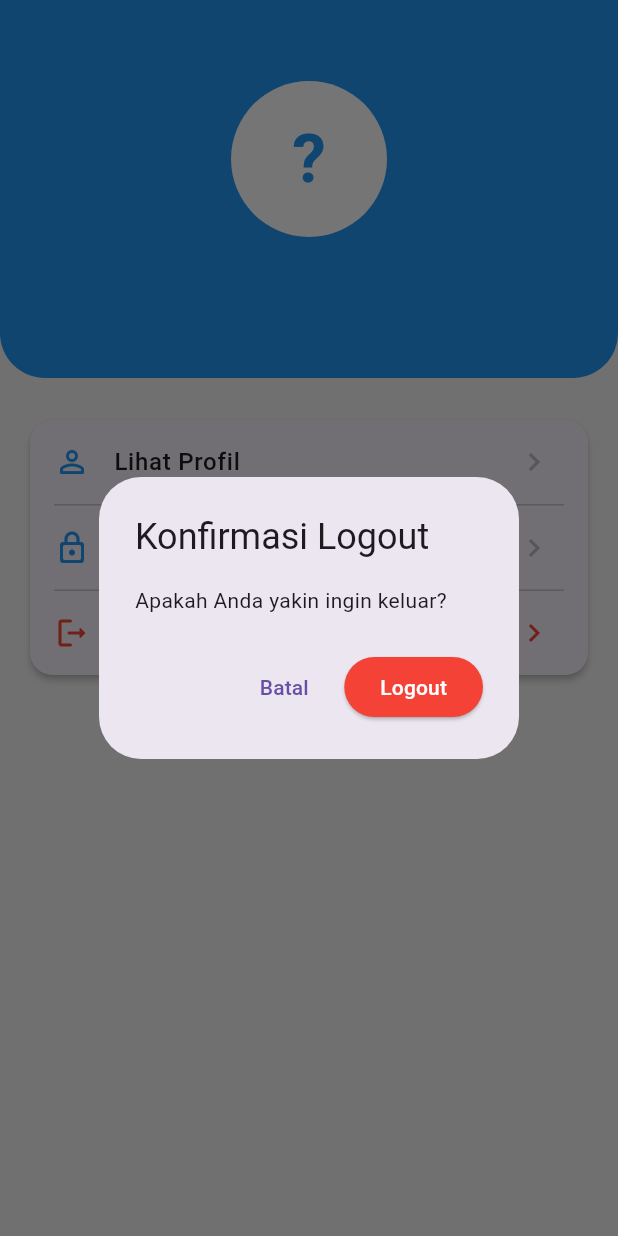
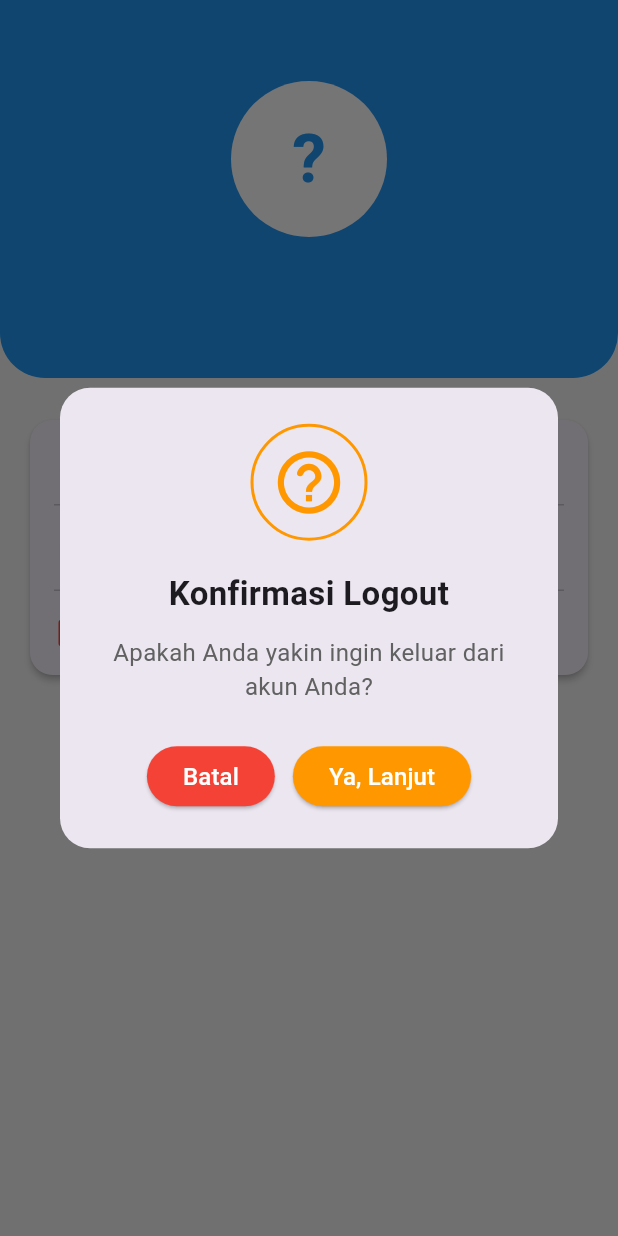
Before and after one commit to Rahidoct/Jejak-Hadir, a Flutter app: the ProfileScreen screen opened directly with empty values, after a tap on "Logout", on a phone screen of 412 x 824 dp. Run offline on Flutter 3.47's test engine with Material 3 defaults, Android fonts, the light colour scheme and no system bars; our stand-ins replace geolocator, permission_handler, shared_preferences, table_calendar; accounts and stored records are empty.

Commit message:
add notification

```diff
--- /dev/null
+++ b/lib/helpers/notification_helper.dart
@@ -0,0 +1,119 @@
+import 'package:flutter/material.dart';
+
+// Enum untuk tipe notifikasi agar lebih mudah dibaca
+enum NotificationType { success, error, confirm, info }
+
+class NotificationHelper {
+  // Fungsi utama untuk menampilkan dialog kustom
+  static void show(
+    BuildContext context, {
+    required String title,
+    required String message,
+    required NotificationType type,
+    VoidCallback? onConfirm, // Callback untuk tombol konfirmasi
+  }) {
+    // Menentukan ikon dan warna berdasarkan tipe notifikasi
+    IconData icon;
+    Color color;
+    switch (type) {
+      case NotificationType.success:
+        icon = Icons.check_circle_outline_rounded;
+        color = Colors.green;
+        break;
+      case NotificationType.error:
+        icon = Icons.highlight_off_rounded;
+        color = Colors.red;
+        break;
+      case NotificationType.confirm:
+        icon = Icons.help_outline_rounded;
+        color = Colors.orange;
+        break;
+      case NotificationType.info:
+        icon = Icons.info_outline_rounded;
+        color = Colors.blue;
+        break;
+    }
+
+    showDialog(
+      context: context,
+      barrierDismissible: type != NotificationType.confirm, // Dialog konfirmasi tidak bisa ditutup dengan tap di luar
+      builder: (BuildContext context) {
+        return Dialog(
+          shape: RoundedRectangleBorder(borderRadius: BorderRadius.circular(20.0)),
+          child: Padding(
+            padding: const EdgeInsets.all(24.0),
+            child: Column(
+              mainAxisSize: MainAxisSize.min,
+              children: [
+                // Ikon Besar
+                Container(
+                  padding: const EdgeInsets.all(12),
+                  decoration: BoxDecoration(
+                    shape: BoxShape.circle,
+                    border: Border.all(color: color, width: 2),
+                  ),
+                  child: Icon(icon, color: color, size: 50),
+                ),
+                const SizedBox(height: 20),
+                // Judul
+                Text(
+                  title,
+                  textAlign: TextAlign.center,
+                  style: const TextStyle(fontSize: 22, fontWeight: FontWeight.bold),
+                ),
+                const SizedBox(height: 12),
+                // Pesan
+                Text(
+                  message,
+                  textAlign: TextAlign.center,
+                  style: TextStyle(fontSize: 16, color: Colors.grey.shade700),
+                ),
+                const SizedBox(height: 24),
+                // Tombol-tombol
+                _buildButtons(context, type, onConfirm, color),
+              ],
+            ),
+          ),
+        );
+      },
+    );
+  }
+
+  // Helper untuk membangun tombol berdasarkan tipe notifikasi
+  static Widget _buildButtons(BuildContext context, NotificationType type, VoidCallback? onConfirm, Color color) {
+    if (type == NotificationType.confirm) {
+      // Tombol untuk dialog konfirmasi (Batal & Ya)
+      return Row(
+        mainAxisAlignment: MainAxisAlignment.center,
+        children: [
+          ElevatedButton(
+            onPressed: () {
+              Navigator.of(context).pop();
+            },
+            style: ElevatedButton.styleFrom(backgroundColor: Colors.red),
+            child: const Text('Batal', style: TextStyle(color: Colors.white, fontSize: 16)),
+          ),
+          const SizedBox(width: 12),
+          ElevatedButton(
+            onPressed: () {
+              Navigator.of(context).pop();
+              if (onConfirm != null) onConfirm();
+            },
+            style: ElevatedButton.styleFrom(backgroundColor: color),
+            child: const Text('Ya, Lanjut', style: TextStyle(color: Colors.white, fontSize: 16)),
+          ),
+        ],
+      );
+    } else {
+      // Tombol OK untuk dialog informasi (Sukses, Error, Info)
+      return SizedBox(
+        width: double.infinity,
+        child: ElevatedButton(
+          onPressed: () => Navigator.of(context).pop(),
+          style: ElevatedButton.styleFrom(backgroundColor: color),
+          child: const Text('Ok, Sipph', style: TextStyle(color: Colors.white, fontSize: 16)),
+        ),
+      );
+    }
+  }
+}
--- a/lib/screens/monthly_detail_screen.dart
+++ b/lib/screens/monthly_detail_screen.dart
@@ -96,7 +96,7 @@ class MonthlyDetailScreen extends StatelessWidget {
         // Menambahkan `foregroundColor` akan mengubah warna semua ikon (termasuk tombol kembali)
         // dan teks default (termasuk judul) di dalam AppBar menjadi putih.
         foregroundColor: Colors.white,
-        title: const Text('Detail Riwayat Kehadiran'),
+        title: const Text('Riwayat Kehadiran'),
         backgroundColor: Colors.blue,
       ),
       body: ListView.builder(
--- a/lib/screens/profile_screen.dart
+++ b/lib/screens/profile_screen.dart
@@ -1,6 +1,7 @@
 import 'package:flutter/material.dart';
-import 'package:jejak_hadir_app/models/user_local.dart';
-import 'package:jejak_hadir_app/services/auth_service_local.dart';
+import '../models/user_local.dart';
+import '../services/auth_service_local.dart';
+import '../helpers/notification_helper.dart';
 
 // Halaman untuk melihat detail profil (tidak berubah)
 class ViewProfileDetailScreen extends StatelessWidget {
@@ -30,40 +31,25 @@ class ViewProfileDetailScreen extends StatelessWidget {
   }
 }
 
-// Halaman Profil Utama (tidak berubah)
 class ProfileScreen extends StatefulWidget {
   final LocalUser user;
   const ProfileScreen({super.key, required this.user});
-
   @override
   State<ProfileScreen> createState() => _ProfileScreenState();
 }
 
 class _ProfileScreenState extends State<ProfileScreen> {
   void _showLogoutConfirmation(BuildContext context) {
-    showDialog(
-      context: context,
-      builder: (BuildContext dialogContext) {
-        return AlertDialog(
-          title: const Text('Konfirmasi Logout'),
-          content: const Text('Apakah Anda yakin ingin keluar?'),
-          actions: <Widget>[
-            TextButton(
-              child: const Text('Batal'),
-              onPressed: () => Navigator.of(dialogContext).pop(),
-            ),
-            ElevatedButton(
-              style: ElevatedButton.styleFrom(backgroundColor: Colors.red),
-              onPressed: () {
-                AuthServiceLocal.instance.signOut();
-                if (Navigator.of(context).canPop()) {
-                   Navigator.of(context).popUntil((route) => route.isFirst);
-                }
-              },
-              child: const Text('Logout', style: TextStyle(color: Colors.white)),
-            ),
-          ],
-        );
+    NotificationHelper.show(
+      context,
+      title: "Konfirmasi Logout",
+      message: "Apakah Anda yakin ingin keluar dari akun Anda?",
+      type: NotificationType.confirm,
+      onConfirm: () {
+        AuthServiceLocal.instance.signOut(context);
+        if (Navigator.of(context).canPop()) {
+           Navigator.of(context).popUntil((route) => route.isFirst);
+        }
       },
     );
   }
@@ -74,7 +60,6 @@ class _ProfileScreenState extends State<ProfileScreen> {
       isScrollControlled: true,
       shape: const RoundedRectangleBorder(borderRadius: BorderRadius.vertical(top: Radius.circular(20))),
       builder: (BuildContext modalContext) {
-        // Kirim email user ke form agar bisa digunakan untuk ubah password
         return ChangePasswordForm(userEmail: widget.user.email);
       },
     );
@@ -168,10 +153,8 @@ class _ProfileScreenState extends State<ProfileScreen> {
   }
 }
 
-// --- [PERBAIKAN UTAMA DI SINI] ---
-// Widget terpisah untuk Form di dalam Modal
 class ChangePasswordForm extends StatefulWidget {
-  final String userEmail; // Menerima email pengguna aktif
+  final String userEmail;
   const ChangePasswordForm({super.key, required this.userEmail});
   @override
   // ignore: library_private_types_in_public_api
@@ -184,8 +167,6 @@ class _ChangePasswordFormState extends State<ChangePasswordForm> {
   final _newPasswordController = TextEditingController();
   final _confirmPasswordController = TextEditingController();
   bool _isLoading = false;
-
-  // State visibilitas untuk SEMUA field password
   bool _isOldPasswordVisible = false;
   bool _isNewPasswordVisible = false;
   bool _isConfirmPasswordVisible = false;
@@ -199,33 +180,30 @@ class _ChangePasswordFormState extends State<ChangePasswordForm> {
     super.dispose();
   }
 
-  // --- [PERBAIKAN LOGIKA SUBMIT] ---
   void _submitChangePassword() async {
     if (_formKey.currentState!.validate()) {
       setState(() => _isLoading = true);
-
-      // Panggil fungsi changePassword yang asli
       final result = await AuthServiceLocal.instance.changePassword(
         email: widget.userEmail,
         oldPassword: _oldPasswordController.text,
         newPassword: _newPasswordController.text,
       );
 
-      // Beri umpan balik ke pengguna
       if (mounted) {
+        Navigator.of(context).pop();
         if (result) {
-          // Jika berhasil
-          Navigator.of(context).pop();
-          ScaffoldMessenger.of(context).showSnackBar(
-            const SnackBar(content: Text('Password berhasil diubah!'), backgroundColor: Colors.green),
+          NotificationHelper.show(context,
+            title: "Yay.. Berhasil",
+            message: "Password kamu telah berhasil diperbarui.",
+            type: NotificationType.success,
           );
         } else {
-          // Jika gagal (kemungkinan password lama salah)
-          ScaffoldMessenger.of(context).showSnackBar(
-            const SnackBar(content: Text('Gagal mengubah password. Pastikan password lama Anda benar.'), backgroundColor: Colors.red),
+          NotificationHelper.show(context,
+            title: "Aduh..Gagal!",
+            message: "Coba deh cek password lama kamu bener engga.?",
+            type: NotificationType.error,
           );
         }
-        setState(() => _isLoading = false);
       }
     }
   }
```
Also changed, not shown: lib/screens/auth_screen_local.dart (+59 -69 lines), lib/screens/home_screen_local.dart (+49 -18 lines), lib/services/auth_service_local.dart (+67 -37 lines).
